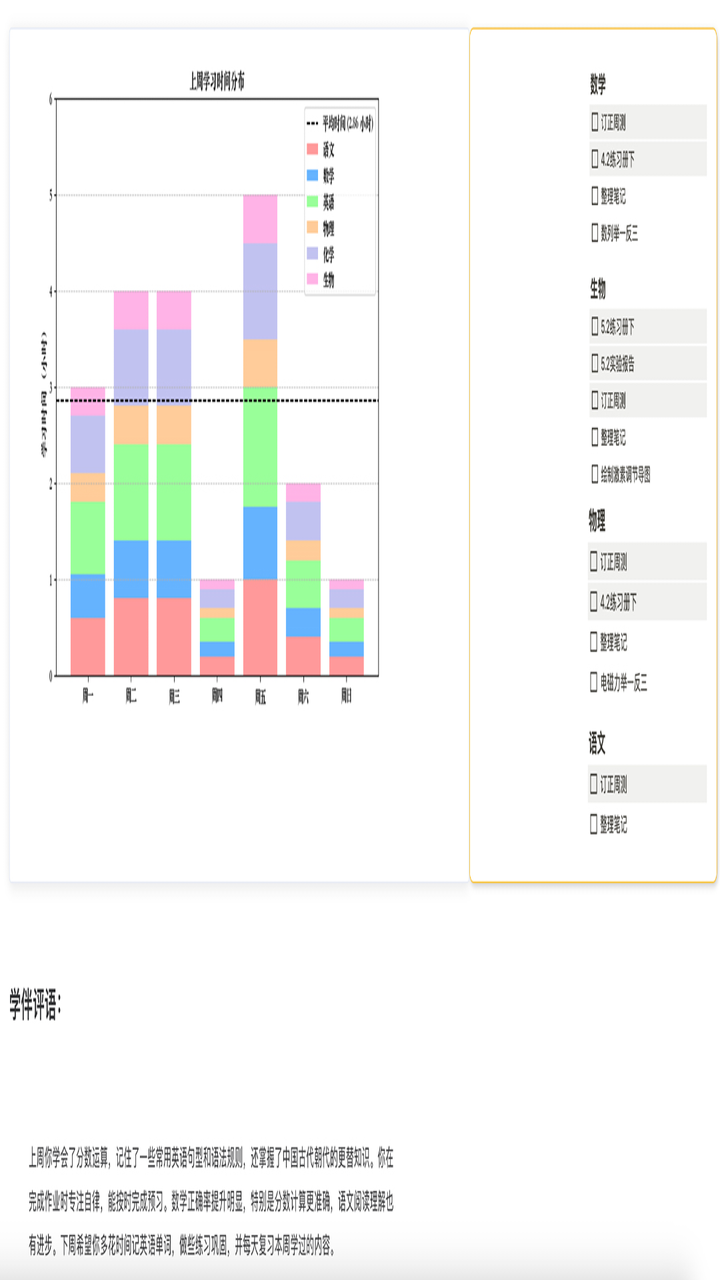
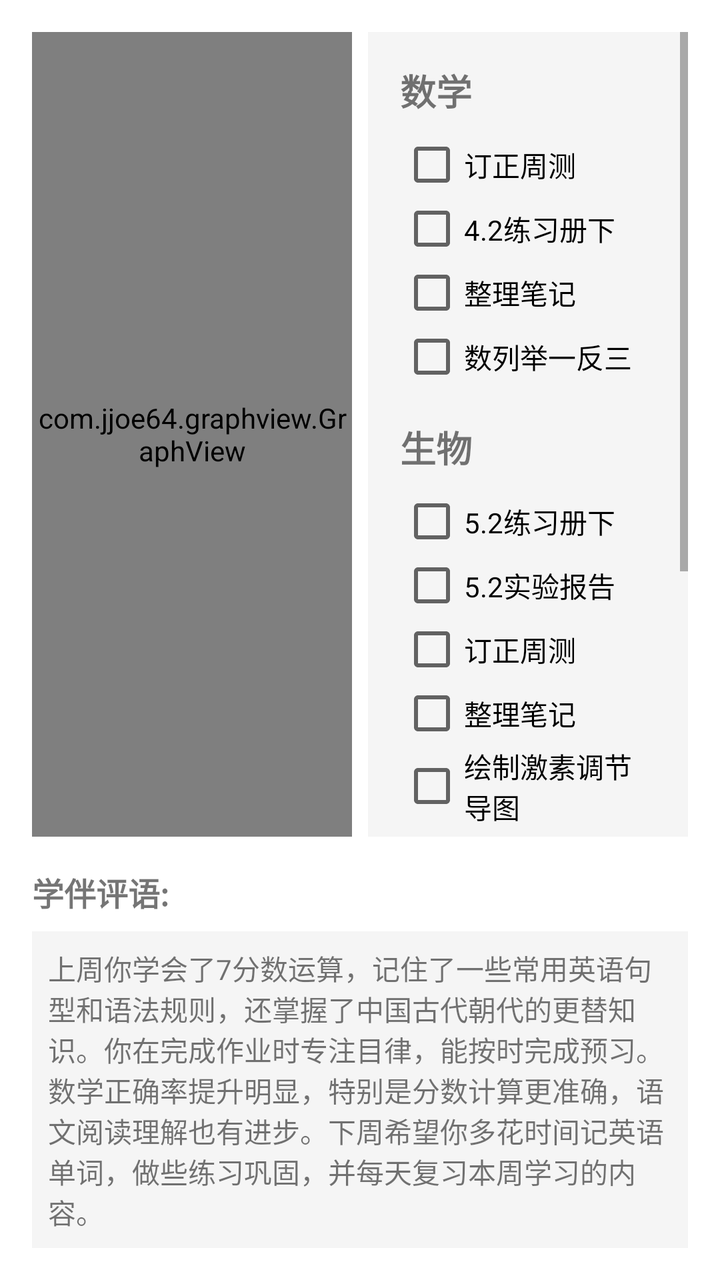

Two renders of the same Android screen: before a commit and after it. Below are the layout's source before the change and the commit's diff.
<!-- AndroidManifest.xml: application theme Theme.IMatesApp.FullScreen -->
<!-- res/layout/fragment_student_status.xml -->
<?xml version="1.0" encoding="utf-8"?>
<androidx.constraintlayout.widget.ConstraintLayout xmlns:android="http://schemas.android.com/apk/res/android"
    xmlns:app="http://schemas.android.com/apk/res-auto"
    xmlns:tools="http://schemas.android.com/tools"
    tools:context=".fragments.FragmentMyStatus"
    android:layout_width="match_parent"
    android:layout_height="match_parent"
    android:fitsSystemWindows="true">

    <ImageView
        android:layout_width="match_parent"
        android:layout_height="match_parent"
        android:background="@drawable/status"
        />



























































































































































































































































</androidx.constraintlayout.widget.ConstraintLayout>
<!-- resources referenced by this layout -->
<resources>
  <!-- drawable status: jpg bitmap (drawable, 281771 bytes) -->
  <style name="Theme.IMatesApp.FullScreen" parent="Theme.AppCompat.Light.NoActionBar">
          
          <item name="android:windowFullscreen">true</item>
          
          <item name="android:windowTranslucentStatus">true</item>
          
          <item name="android:windowTranslucentNavigation">true</item>
      </style>
</resources>

<!-- the commit's change to res/layout/fragment_student_status.xml (unified diff, before → after) -->
@@ -1,266 +1,153 @@
 <?xml version="1.0" encoding="utf-8"?>
-<androidx.constraintlayout.widget.ConstraintLayout xmlns:android="http://schemas.android.com/apk/res/android"
-    xmlns:app="http://schemas.android.com/apk/res-auto"
-    xmlns:tools="http://schemas.android.com/tools"
-    tools:context=".fragments.FragmentMyStatus"
+<LinearLayout xmlns:android="http://schemas.android.com/apk/res/android"
     android:layout_width="match_parent"
     android:layout_height="match_parent"
-    android:fitsSystemWindows="true">
+    android:orientation="vertical"
+    android:background="#ffffff"
+    android:padding="16dp">
 
-    <ImageView
+    <LinearLayout
         android:layout_width="match_parent"
-        android:layout_height="match_parent"
-        android:background="@drawable/status"
-        />
+        android:layout_height="0dp"
+        android:layout_weight="1"
+        android:orientation="horizontal">
 
+        
+        <com.jjoe64.graphview.GraphView
+            android:id="@+id/stat_graph"
+            android:layout_width="0dp"
+            android:layout_height="match_parent"
+            android:layout_weight="1"
+            android:layout_marginEnd="8dp"/>
 
+        
+        <ScrollView
+            android:layout_width="0dp"
+            android:layout_height="match_parent"
+            android:layout_weight="1"
+            android:background="#F5F5F5">
 
+            <LinearLayout
+                android:layout_width="match_parent"
+                android:layout_height="wrap_content"
+                android:orientation="vertical"
+                android:padding="16dp">
 
+                
+                <TextView
+                    android:layout_width="wrap_content"
+                    android:layout_height="wrap_content"
+                    android:text="数学"
+                    android:textStyle="bold"
+                    android:textSize="18sp"
+                    android:layout_marginBottom="8dp"/>
 
+                <CheckBox
+                    android:layout_width="match_parent"
+                    android:layout_height="wrap_content"
+                    android:text="订正周测"/>
 
+                <CheckBox
+                    android:layout_width="match_parent"
+                    android:layout_height="wrap_content"
+                    android:text="4.2练习册下"/>
 
+                <CheckBox
+                    android:layout_width="match_parent"
+                    android:layout_height="wrap_content"
+                    android:text="整理笔记"/>
 
+                <CheckBox
+                    android:layout_width="match_parent"
+                    android:layout_height="wrap_content"
+                    android:text="数列举一反三"/>
 
+                
+                <TextView
+                    android:layout_width="wrap_content"
+                    android:layout_height="wrap_content"
+                    android:text="生物"
+                    android:textStyle="bold"
+                    android:textSize="18sp"
+                    android:layout_marginTop="16dp"
+                    android:layout_marginBottom="8dp"/>
 
+                <CheckBox
+                    android:layout_width="match_parent"
+                    android:layout_height="wrap_content"
+                    android:text="5.2练习册下"/>
 
+                <CheckBox
+                    android:layout_width="match_parent"
+                    android:layout_height="wrap_content"
+                    android:text="5.2实验报告"/>
+                <CheckBox
+                    android:layout_width="match_parent"
+                    android:layout_height="wrap_content"
+                    android:text="订正周测"/>
+                <CheckBox
+                    android:layout_width="match_parent"
+                    android:layout_height="wrap_content"
+                    android:text="整理笔记"/>
+                <CheckBox
+                    android:layout_width="match_parent"
+                    android:layout_height="wrap_content"
+                    android:text="绘制激素调节导图"/>
 
+                
+                <TextView
+                    android:layout_width="wrap_content"
+                    android:layout_height="wrap_content"
+                    android:text="物理"
+                    android:textStyle="bold"
+                    android:textSize="18sp"
+                    android:layout_marginTop="16dp"
+                    android:layout_marginBottom="8dp"/>
 
+                <CheckBox
+                    android:layout_width="match_parent"
+                    android:layout_height="wrap_content"
+                    android:text="订正周测"/>
 
+                <CheckBox
+                    android:layout_width="match_parent"
+                    android:layout_height="wrap_content"
+                    android:text="4.2练习册下"/>
+                <CheckBox
+                    android:layout_width="match_parent"
+                    android:layout_height="wrap_content"
+                    android:text="整理笔记"/>
+                <CheckBox
+                    android:layout_width="match_parent"
+                    android:layout_height="wrap_content"
+                    android:text="电磁力举一反三"/>
 
+            </LinearLayout>
+        </ScrollView>
+    </LinearLayout>
 
+    
+    <LinearLayout
+        android:layout_width="match_parent"
+        android:layout_height="wrap_content"
+        android:orientation="vertical"
+        android:layout_marginTop="16dp">
 
+        <TextView
+            android:layout_width="wrap_content"
+            android:layout_height="wrap_content"
+            android:text="学伴评语:"
+            android:textStyle="bold"
+            android:textSize="16sp"
+            android:layout_marginBottom="8dp"/>
 
-
-
-
-
-
-
-
-
-
-
-
-
-
-
-
-
-
-
-
-
-
-
-
-
-
-
-
-
-
-
-
-
-
-
-
-
-
-
-
-
-
-
-
-
-
-
-
-
-
-
-
-
-
-
-
-
-
-
-
-
-
-
-
-
-
-
-
-
-
-
-
-
-
-
-
-
-
-
-
-
-
-
-
-
-
-
-
-
-
-
-
-
-
-
-
-
-
-
-
-
-
-
-
-
-
-
-
-
-
-
-
-
-
-
-
-
-
-
-
-
-
-
-
-
-
-
-
-
-
-
-
-
-
-
-
-
-
-
-
-
-
-
-
-
-
-
-
-
-
-
-
-
-
-
-
-
-
-
-
-
-
-
-
-
-
-
-
-
-
-
-
-
-
-
-
-
-
-
-
-
-
-
-
-
-
-
-
-
-
-
-
-
-
-
-
-
-
-
-
-
-
-
-
-
-
-
-
-
-
-
-
-
-
-
-
-
-
-
-
-
-
-
-
-
-
-
-
-
-
-
-
-
-
-</androidx.constraintlayout.widget.ConstraintLayout>
+        <TextView
+            android:layout_width="match_parent"
+            android:layout_height="wrap_content"
+            android:minHeight="100dp"
+            android:text="上周你学会了7分数运算，记住了一些常用英语句型和语法规则，还掌握了中国古代朝代的更替知识。你在完成作业时专注目律，能按时完成预习。数学正确率提升明显，特别是分数计算更准确，语文阅读理解也有进步。下周希望你多花时间记英语单词，做些练习巩固，并每天复习本周学习的内容。"
+            android:textSize="14sp"
+            android:background="#F5F5F5"
+            android:padding="8dp"/>
+    </LinearLayout>
+</LinearLayout>
<!-- resource entries referenced after the edit -->
@@ -1,6 +1,5 @@
 <!-- resources referenced by this layout -->
 <resources>
-  <!-- drawable status: jpg bitmap (drawable, 281771 bytes) -->
   <style name="Theme.IMatesApp.FullScreen" parent="Theme.AppCompat.Light.NoActionBar">
           
           <item name="android:windowFullscreen">true</item>
